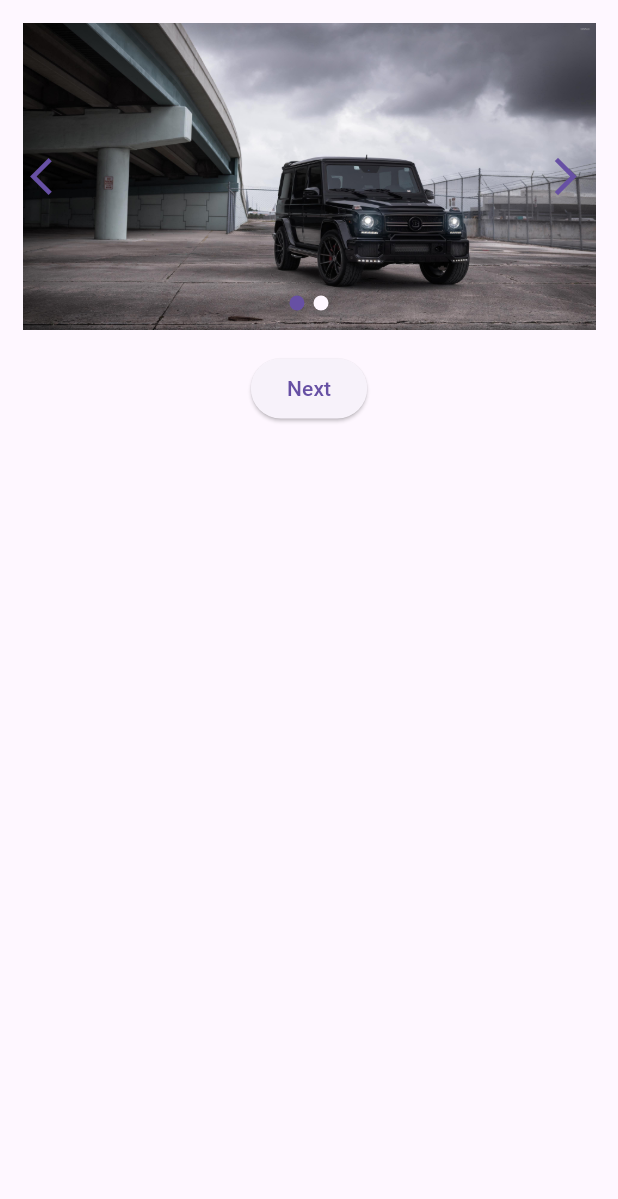
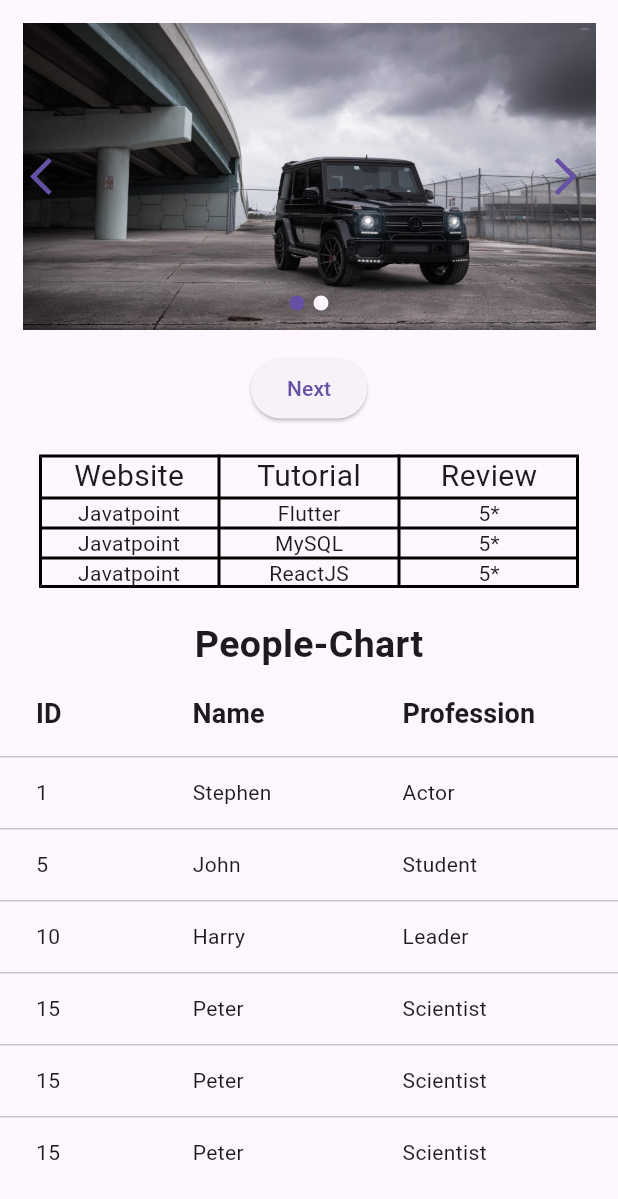
Before and after one commit to Viraj1812/login_page, a Flutter app: the SliderScreen screen opened by its route, on a phone screen of 412 x 824 dp. Shown: the top 1199 px of the screen. Run offline on Flutter 3.47's test engine with Material 3 defaults, Android fonts, the phone set to English and light mode, and no system bars; our stand-ins replace flutter_swiper_view, table_calendar; missing offline and left inert: custom_switch_widget.

```diff
--- a/lib/home_page.dart
+++ b/lib/home_page.dart
@@ -35,6 +35,7 @@ class _HomePageState extends State<HomePage> {
               accountName: Text("Viraj Vasani"),
               accountEmail: Text("viraj.vasani1218@gmail.com"),
               currentAccountPicture: CircleAvatar(
+                foregroundColor: Colors.white,
                 backgroundColor: Colors.orange,
                 child: Text(
                   "VV",
--- a/lib/slider.dart
+++ b/lib/slider.dart
@@ -153,7 +153,9 @@ class _SliderScreenState extends State<SliderScreen> {
 
   Widget build(BuildContext context) {
     return Scaffold(
-      body: Column(
+      body: SingleChildScrollView(
+        controller: ScrollController(),
+        child: Column(
           children: [
             Container(
                 padding: const EdgeInsets.all(10),
@@ -177,7 +179,106 @@ class _SliderScreenState extends State<SliderScreen> {
                 child: const Text('Next'),
               ),
             ),
+            Container(
+              margin: const EdgeInsets.all(20),
+              child: Table(
+                defaultColumnWidth: const FixedColumnWidth(120.0),
+                border: TableBorder.all(
+                    color: Colors.black, style: BorderStyle.solid, width: 2),
+                children: const [
+                  TableRow(children: [
+                    Column(children: [
+                      Text('Website', style: TextStyle(fontSize: 20.0))
+                    ]),
+                    Column(children: [
+                      Text('Tutorial', style: TextStyle(fontSize: 20.0))
+                    ]),
+                    Column(children: [
+                      Text('Review', style: TextStyle(fontSize: 20.0))
+                    ]),
+                  ]),
+                  TableRow(
+                    children: [
+                      Column(children: [Text('Javatpoint')]),
+                      Column(children: [Text('Flutter')]),
+                      Column(children: [Text('5*')]),
                     ],
+                  ),
+                  TableRow(children: [
+                    Column(children: [Text('Javatpoint')]),
+                    Column(children: [Text('MySQL')]),
+                    Column(children: [Text('5*')]),
+                  ]),
+                  TableRow(children: [
+                    Column(children: [Text('Javatpoint')]),
+                    Column(children: [Text('ReactJS')]),
+                    Column(children: [Text('5*')]),
+                  ]),
+                ],
+              ),
+            ),
+            ListView(
+              physics: const NeverScrollableScrollPhysics(),
+              shrinkWrap: true,
+              children: [
+                const Center(
+                  child: Text(
+                    'People-Chart',
+                    style: TextStyle(fontSize: 25, fontWeight: FontWeight.bold),
+                  ),
+                ),
+                DataTable(
+                  columns: const [
+                    DataColumn(
+                        label: Text('ID',
+                            style: TextStyle(
+                                fontSize: 18, fontWeight: FontWeight.bold))),
+                    DataColumn(
+                        label: Text('Name',
+                            style: TextStyle(
+                                fontSize: 18, fontWeight: FontWeight.bold))),
+                    DataColumn(
+                        label: Text('Profession',
+                            style: TextStyle(
+                                fontSize: 18, fontWeight: FontWeight.bold))),
+                  ],
+                  rows: const [
+                    DataRow(cells: [
+                      DataCell(Text('1')),
+                      DataCell(Text('Stephen')),
+                      DataCell(Text('Actor')),
+                    ]),
+                    DataRow(cells: [
+                      DataCell(Text('5')),
+                      DataCell(Text('John')),
+                      DataCell(Text('Student')),
+                    ]),
+                    DataRow(cells: [
+                      DataCell(Text('10')),
+                      DataCell(Text('Harry')),
+                      DataCell(Text('Leader')),
+                    ]),
+                    DataRow(cells: [
+                      DataCell(Text('15')),
+                      DataCell(Text('Peter')),
+                      DataCell(Text('Scientist')),
+                    ]),
+                    DataRow(cells: [
+                      DataCell(Text('15')),
+                      DataCell(Text('Peter')),
+                      DataCell(Text('Scientist')),
+                    ]),
+                    DataRow(cells: [
+                      DataCell(Text('15')),
+                      DataCell(Text('Peter')),
+                      DataCell(Text('Scientist')),
+                    ]),
+                  ],
+                ),
+              ],
+            ),
+          ],
+        ),
       ),
     );
   }
--- a/lib/tabbar.dart
+++ b/lib/tabbar.dart
@@ -1,4 +1,6 @@
 import 'package:flutter/material.dart';
+import 'package:login_page/calander.dart';
+import 'package:login_page/date_picker.dart';
 import 'package:login_page/tab_first_screen.dart';
 import 'package:login_page/tab_second_screen.dart';
 
@@ -54,8 +56,8 @@ class Tabber extends StatelessWidget {
           children: [
             TabFirstScreen(),
             TabSecondScreen(),
-            TabFirstScreen(),
-            TabSecondScreen(),
+            DatePickerEx(),
+            HomeCalendarPage(),
           ],
         ),
       ),
--- a/pubspec.yaml
+++ b/pubspec.yaml
@@ -37,6 +37,7 @@ dependencies:
   fluttertoast: ^8.2.4
   custom_switch_widget: ^0.0.1
   flutter_swiper_view: ^1.1.8
+  table_calendar: ^3.0.9
 
 dev_dependencies:
   flutter_test:
```
Also changed, not shown: lib/calander.dart (added, +40 -0 lines), lib/date_picker.dart (added, +50 -0 lines), lib/drop_down.dart (added, +51 -0 lines), lib/forth_page.dart (+35 -1 lines), lib/stack_ex.dart (+26 -2 lines), pubspec.lock. Lines whose indentation alone changed are shown as unchanged.
